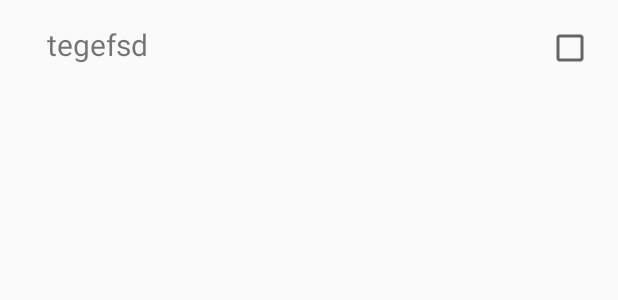
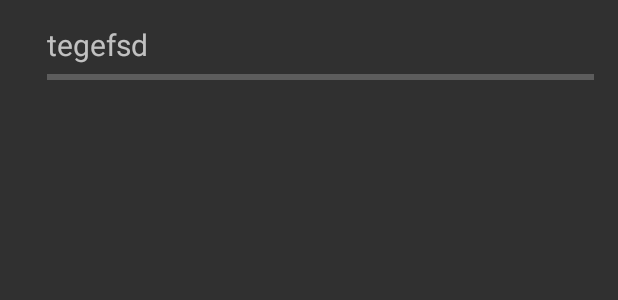
Before and after one commit to GuiNoya/SeriesManager, an Android app: the layout fragment_season_list.xml on its own in the app's theme, with its tools: preview values and no code run, on a phone screen of 412 x 824 dp. Shown: the top 300 px of the screen. Run offline under Robolectric (Android 15) with nearby library versions, the phone set to English and light mode, and no system bars.

Commit message:
Better interface for the season

```diff
--- a/app/src/main/AndroidManifest.xml
+++ b/app/src/main/AndroidManifest.xml
@@ -6,7 +6,7 @@
         android:allowBackup="true"
         android:icon="@drawable/icon_launcher"
         android:label="@string/app_name"
-        android:theme="@style/AppTheme">
+        android:theme="@style/Theme.AppCompat">
         <activity
             android:name="com.seriesmanager.app.ui.MainActivity"
             android:label="@string/title_activity_main"
--- a/app/src/main/res/layout/fragment_episode_season_list.xml
+++ b/app/src/main/res/layout/fragment_episode_season_list.xml
@@ -15,6 +15,7 @@
         android:layout_marginLeft="10dp"
         android:layout_marginRight="35dp"
         android:layout_marginTop="5dp"
+        android:paddingTop="10dp"
         android:text="New Text"
         android:textAppearance="?android:attr/textAppearanceMedium" />
 
@@ -22,9 +23,10 @@
         android:id="@+id/check_box_watched"
         android:layout_width="wrap_content"
         android:layout_height="wrap_content"
+        android:layout_alignBottom="@+id/name"
         android:layout_alignParentEnd="true"
         android:layout_alignParentRight="true"
-        android:layout_alignParentTop="true" />
+        android:layout_alignTop="@+id/name" />
 
     <RelativeLayout
         android:id="@+id/more_info"
--- a/app/src/main/res/layout/fragment_season_list.xml
+++ b/app/src/main/res/layout/fragment_season_list.xml
@@ -19,12 +19,16 @@
         android:text="tegefsd"
         android:textSize="20dp" />
 
-    <CheckBox
-        android:id="@+id/check_box_season"
+    <ProgressBar
+        android:id="@+id/progress_bar_season"
+        style="?android:attr/progressBarStyleHorizontal"
         android:layout_width="wrap_content"
         android:layout_height="wrap_content"
-        android:layout_alignParentEnd="true"
+        android:layout_alignEnd="@+id/text"
+        android:layout_alignLeft="@+id/text"
         android:layout_alignParentRight="true"
-        android:layout_alignTop="@+id/text" />
+        android:layout_below="@+id/text"
+        android:clickable="false"
+        android:paddingLeft="15dp" />
 
 </RelativeLayout>
--- a/app/src/main/res/layout/fragment_show_overdue_list.xml
+++ b/app/src/main/res/layout/fragment_show_overdue_list.xml
@@ -53,6 +53,6 @@
         android:singleLine="false"
         android:text="Medium Text"
         android:textAppearance="?android:attr/textAppearanceMedium"
-        android:textColor="#ff25298e" />
+        android:textColor="@android:color/holo_blue_dark" />
 
 </RelativeLayout>
```
Also changed, not shown: app/src/main/java/com/seriesmanager/app/adapters/ShowTempAdapter.java (+12 -18 lines), app/src/main/java/com/seriesmanager/app/ui/ShowActivity.java (+3 -26 lines), app/src/main/java/com/seriesmanager/app/ui/fragments/EpisodeFragment.java (+38 -1 lines).
